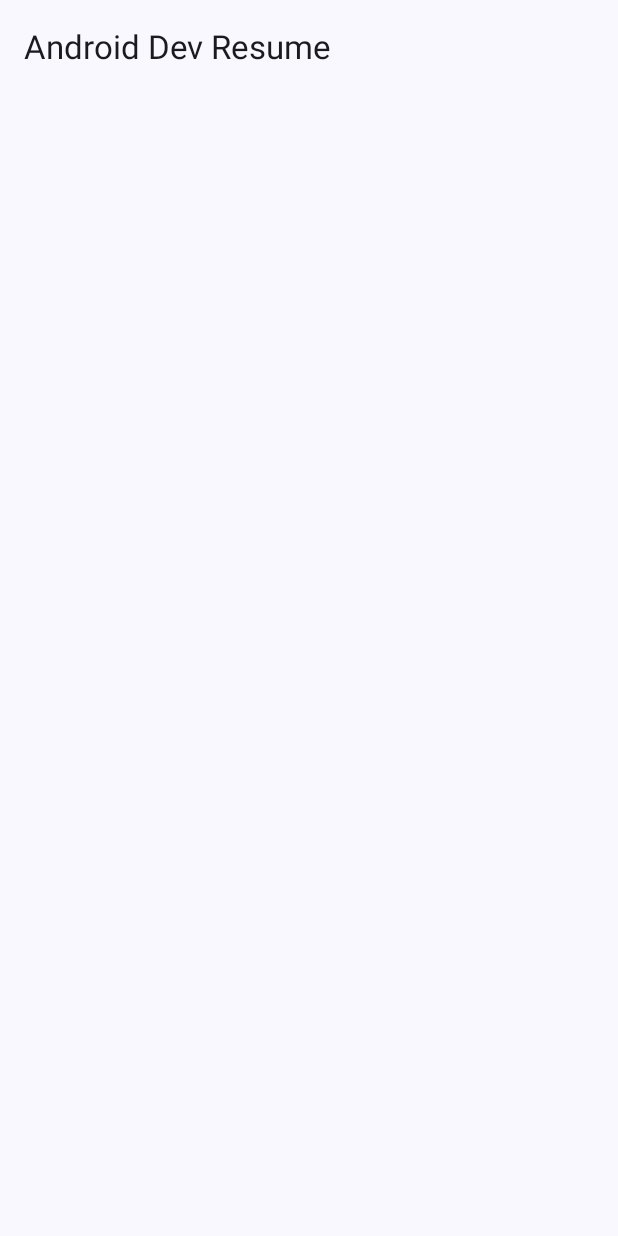
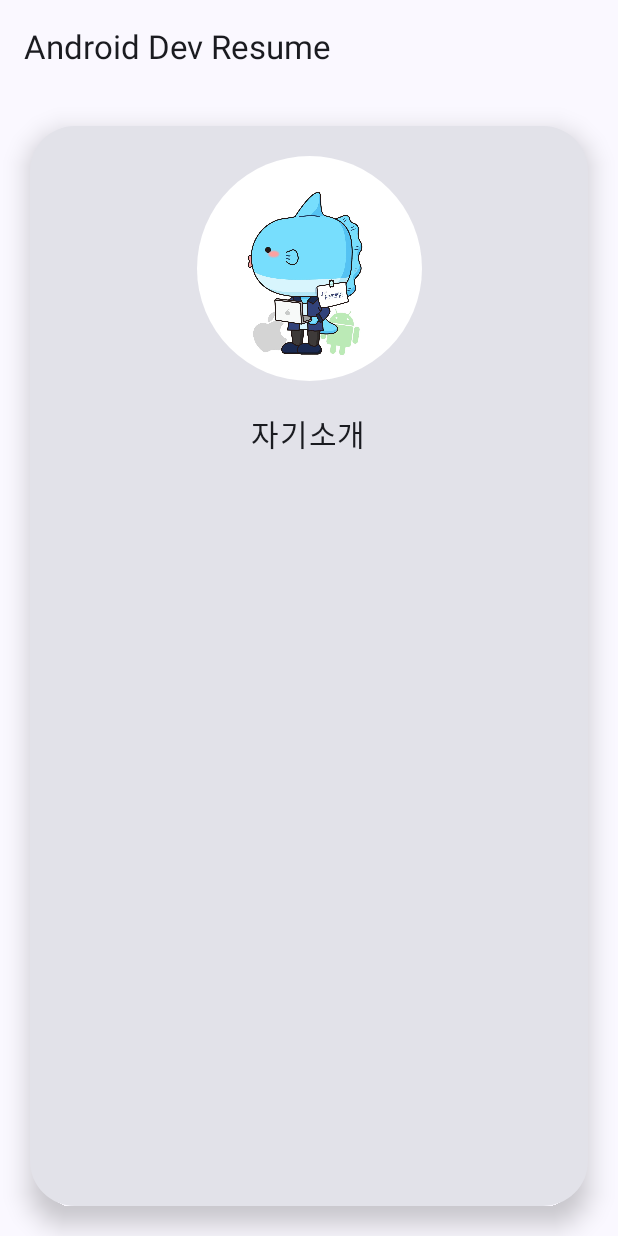
Before and after one commit to inwoo13/ComposeFirst, an Android app built with Jetpack Compose: the screen it shows after launch (MainActivity), on a phone screen of 412 x 824 dp. Before the commit the screen is almost empty. Run offline under Robolectric (Android 15) with nearby library versions, the phone set to English and light mode, and no system bars.

Commit message:
이력서 앱 - 기본틀 및 이미지 생성

```diff
--- a/app/src/main/java/com/inflean/composefirst/MainActivity.kt
+++ b/app/src/main/java/com/inflean/composefirst/MainActivity.kt
@@ -3,13 +3,30 @@ package com.inflean.composefirst
 import android.os.Bundle
 import androidx.activity.ComponentActivity
 import androidx.activity.compose.setContent
+import androidx.compose.foundation.Image
+import androidx.compose.foundation.layout.Column
 import androidx.compose.foundation.layout.PaddingValues
+import androidx.compose.foundation.layout.Spacer
+import androidx.compose.foundation.layout.fillMaxSize
+import androidx.compose.foundation.layout.height
+import androidx.compose.foundation.layout.padding
+import androidx.compose.foundation.layout.size
+import androidx.compose.foundation.shape.CircleShape
+import androidx.compose.foundation.shape.RoundedCornerShape
+import androidx.compose.material3.Card
+import androidx.compose.material3.CardDefaults
 import androidx.compose.material3.ExperimentalMaterial3Api
 import androidx.compose.material3.Scaffold
 import androidx.compose.material3.Text
 import androidx.compose.material3.TopAppBar
 import androidx.compose.runtime.Composable
+import androidx.compose.ui.Alignment
+import androidx.compose.ui.Modifier
+import androidx.compose.ui.draw.clip
+import androidx.compose.ui.res.painterResource
 import androidx.compose.ui.tooling.preview.Preview
+import androidx.compose.ui.unit.dp
+import androidx.compose.ui.unit.sp
 import com.inflean.composefirst.ui.theme.ComposeFirstTheme
 
 // Canvas
@@ -27,13 +44,13 @@ class MainActivity : ComponentActivity() {
 
 @OptIn(ExperimentalMaterial3Api::class)
 @Composable
-fun MyResume(){
+fun MyResume() {
 
     Scaffold(
         topBar = {
             TopAppBar(title = { Text(text = "Android Dev Resume") })
         }
-    ) {paddingValues ->
+    ) { paddingValues ->
         MyResumeContent(paddingValues)
     }
 
@@ -41,6 +58,42 @@ fun MyResume(){
 
 @Composable
 fun MyResumeContent(paddingValues: PaddingValues) {
+
+    Card(
+        modifier = Modifier
+            .fillMaxSize()
+            .padding(paddingValues)
+            .padding(20.dp),
+        elevation = CardDefaults.cardElevation(
+            defaultElevation = 10.dp
+        ),
+        shape = RoundedCornerShape(30.dp)
+    ) {
+        Column(
+            modifier = Modifier
+                .fillMaxSize()
+                .padding(20.dp)
+        ) {
+
+            Image(
+                painter = painterResource(id = R.drawable.bok),
+                contentDescription = "profile",
+                modifier = Modifier
+                    .size(150.dp)
+                    .clip(CircleShape)
+                    .align(Alignment.CenterHorizontally)
+            )
+
+            Spacer(modifier = Modifier.height(20.dp))
+
+            Text(
+                text = "자기소개",
+                fontSize = 20.sp,
+                modifier = Modifier.align(Alignment.CenterHorizontally)
+            )
+
+        }
+    }
 
 }
 
```
